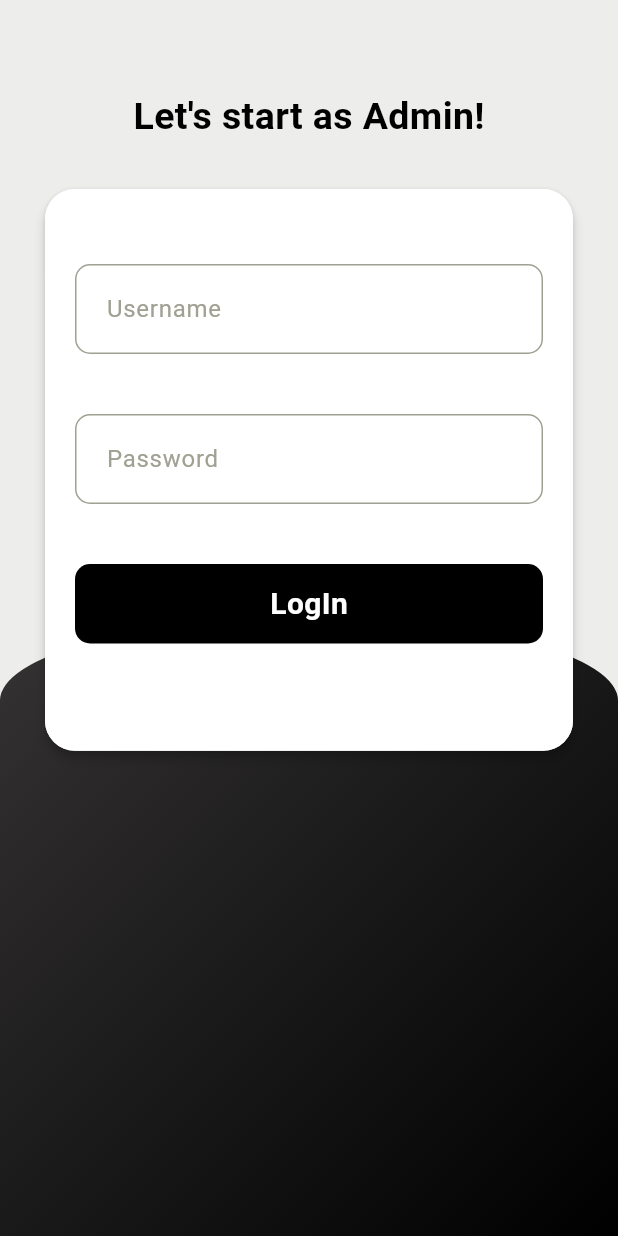
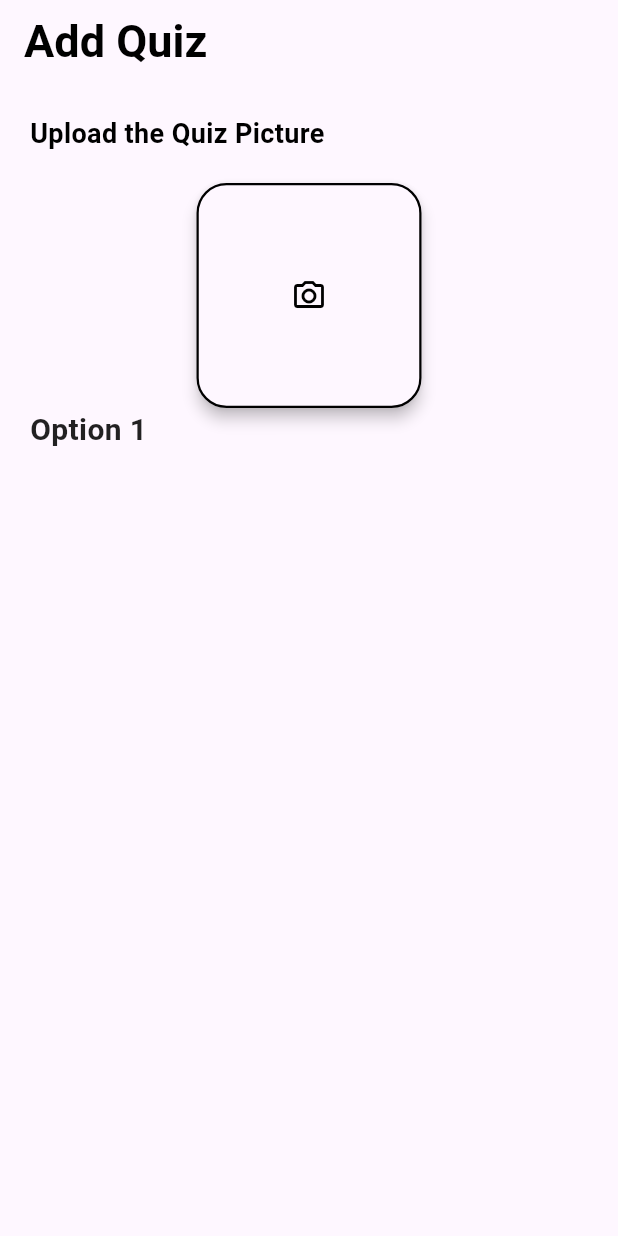
Before and after one commit to nityanand2003/flutter_quiz_app, a Flutter app: the screen it shows after launch, on a phone screen of 412 x 824 dp. Run offline on Flutter 3.47's test engine with Material 3 defaults, Android fonts, the phone set to English and light mode, and no system bars.

Commit message:
Created add_quiz page

```diff
--- a/lib/main.dart
+++ b/lib/main.dart
@@ -1,4 +1,5 @@
 import 'package:flutter/material.dart';
+import 'package:quiz_aap/page/add_quiz.dart';
 import 'package:quiz_aap/page/admin_login.dart';
 import 'package:quiz_aap/page/home.dart';
 import 'package:quiz_aap/page/question.dart';
@@ -20,7 +21,8 @@ class MyApp extends StatelessWidget {
       //home: Home(),
       //home: Question(),
       //home: Questions(),
-      home: AdminLogin(),
+      //home: AdminLogin(),
+      home: AddQuiz()
     );
   }
 }
--- /dev/null
+++ b/lib/page/add_quiz.dart
@@ -0,0 +1,65 @@
+import 'package:flutter/material.dart';
+
+class AddQuiz extends StatefulWidget {
+  const AddQuiz({super.key});
+
+  @override
+  State<AddQuiz> createState() => _AddQuizState();
+}
+
+class _AddQuizState extends State<AddQuiz> {
+  @override
+  Widget build(BuildContext context) {
+    return Scaffold(
+      appBar: AppBar(
+        title: Text(
+          "Add Quiz",
+          style: TextStyle(
+            color: Colors.black,
+            fontSize: 30.0,
+            fontWeight: FontWeight.bold,
+          ),
+        ),
+      ),
+      body: Container(
+        margin: EdgeInsets.only(left: 20.0, right: 20.0, top: 20.0),
+        child: Column(
+          crossAxisAlignment: CrossAxisAlignment.start,
+          children: [
+            Text(
+              "Upload the Quiz Picture",
+              style: TextStyle(
+                color: Colors.black,
+                fontSize: 18.0,
+                fontWeight: FontWeight.w700,
+              ),
+            ),
+            SizedBox(height: 20.0),
+            Center(
+              child: Material(
+                elevation: 4.0,
+                borderRadius: BorderRadius.circular(20),
+                child: Container(
+                  width: 150,
+                  height: 150,
+                  decoration: BoxDecoration(
+                    border: Border.all(color: Colors.black, width: 1.5),
+                    borderRadius: BorderRadius.circular(20.0)
+                  ),
+                  child: Icon(
+                    Icons.camera_alt_outlined,
+                    color: Colors.black,
+                  ),
+                ),
+              ),
+            ),
+            Text("Option 1", style: TextStyle(color: Colors.black87, fontSize: 20.0, fontWeight: FontWeight.bold,),),
+            Container(
+
+            )
+          ],
+        ),
+      ),
+    );
+  }
+}
```
